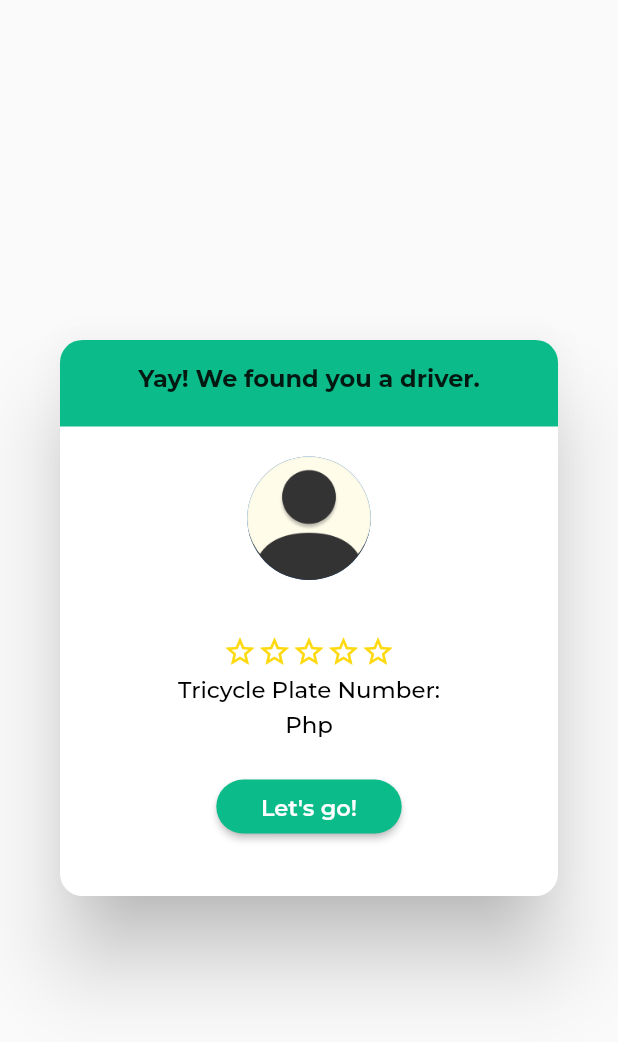
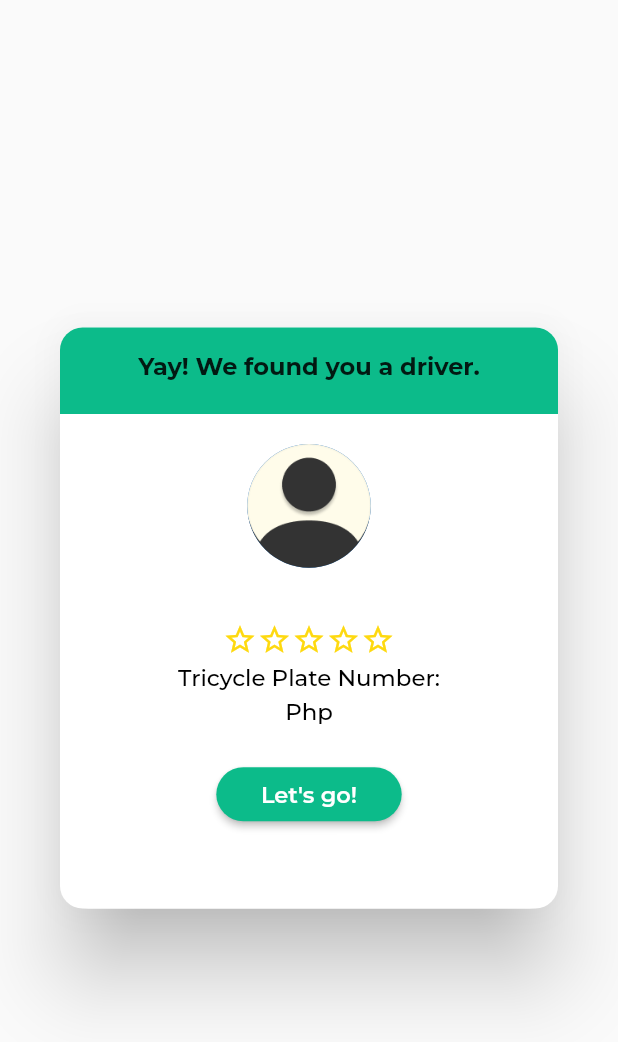
Before and after one commit to kryzlerahne/E-Hatid-Passenger-App, a Flutter app: the AssignedDriverWidget widget shown alone on an empty page, opened directly, on a phone screen of 412 x 824 dp. Shown: the top 1042 px of the screen. Run offline on Flutter 3.47's test engine with Material 2 defaults, Android fonts, the light colour scheme and no system bars; our stand-ins replace animate_do, assets_audio_player, audioplayers, cloud_firestore, curved_navigation_bar, email_validator and 20 more; missing offline and left inert: flutter_geofire, flutter_polyline_points; accounts and stored records are empty.

Commit message:
Update and Modifications

```diff
--- a/lib/AssignedDriverWidget.dart
+++ b/lib/AssignedDriverWidget.dart
@@ -48,7 +48,7 @@ class _AssignedDriverWidgetState extends State<AssignedDriverWidget> {
           borderRadius: BorderRadius.circular(19)
       ),
       child: Container(
-        height: 45.h,
+        height: 47.h,
         decoration: BoxDecoration(
           color: Colors.white,
           borderRadius: BorderRadius.circular(15),
--- a/lib/map_page.dart
+++ b/lib/map_page.dart
@@ -495,7 +495,7 @@ class MapSampleState extends State<MapSample> {
       // showWaitingResponseFromDriverUI();
       isVisible = !isVisible;
       waitingResponseFromDriverContainerHeight = 0;
-      assignedDriverInfoContainerHeight = Adaptive.h(30);
+      assignedDriverInfoContainerHeight = Adaptive.h(33);
     });
   }
 
@@ -1463,7 +1463,8 @@ class MapSampleState extends State<MapSample> {
   assignedDriverModal() async
   {
     notified=true;
-    AudioPlayer().play(AssetSource('sounds/notif_sound.mp3'));
+    //AudioPlayer().play(AssetSource('sounds/notif_sound.mp3'));
+    AudioPlayer().play(AssetSource('sounds/HoorayNotif.m4a'));
     await Timer(Duration(milliseconds: 800), () {
       showDialog(
         context: context,
--- a/pubspec.yaml
+++ b/pubspec.yaml
@@ -67,6 +67,7 @@ flutter:
   assets:
     - assets/images/
     - assets/sounds/notif_sound.mp3
+    - assets/sounds/HoorayNotif.m4a
   fonts:
     -
       family: "Rubik"
```
Also changed, not shown: assets/images/Vector 17.png (added), assets/images/Vector 18.png (added), assets/images/ehatid pass.png (added), 1 other file.
